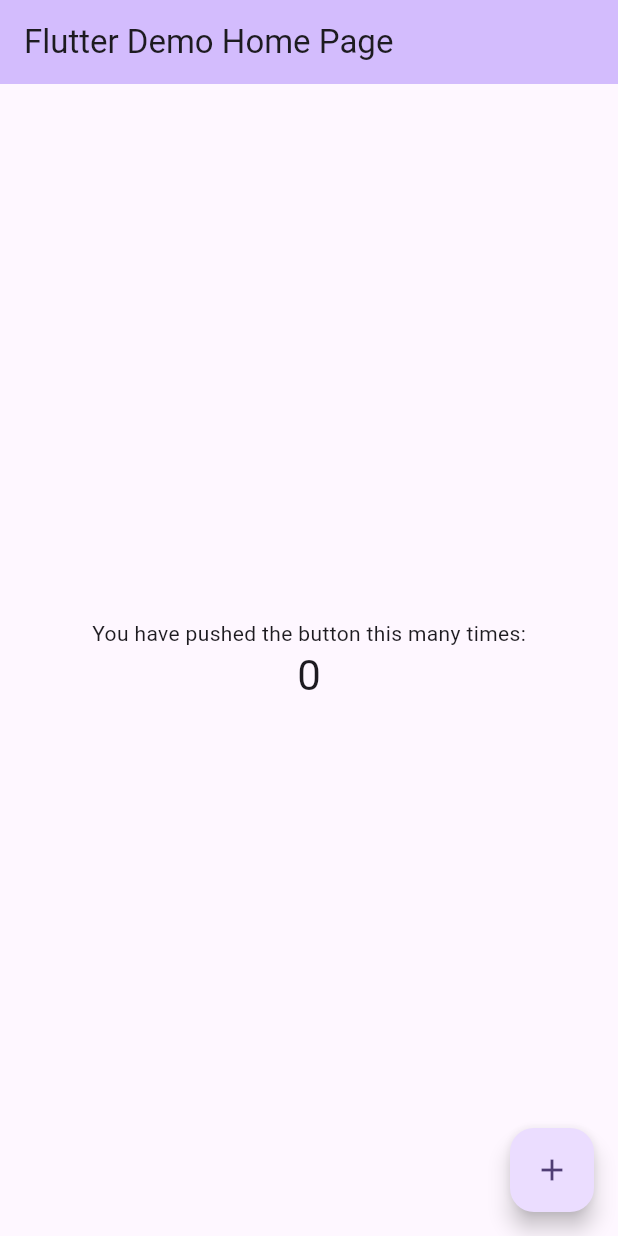
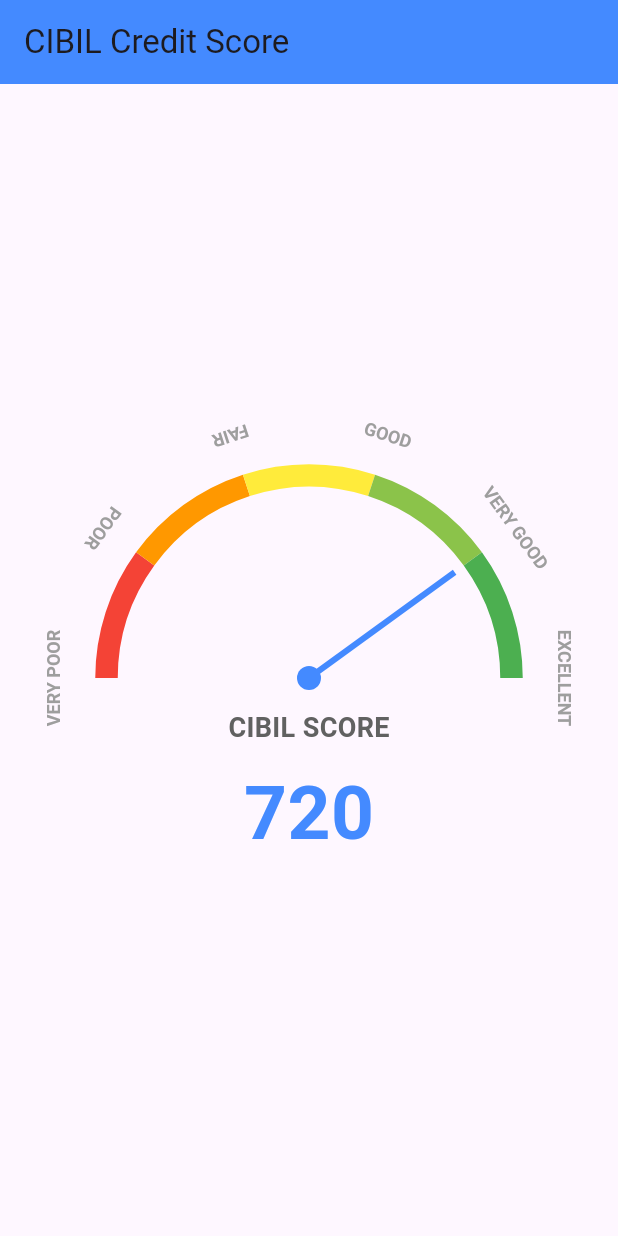
Before and after one commit to ChandraChaan/money_track, a Flutter app: the screen it shows after launch, on a phone screen of 412 x 824 dp. Run offline on Flutter 3.47's test engine with Material 3 defaults, Android fonts, the phone set to English and light mode, and no system bars.

Commit message:
text alignment

```diff
--- a/lib/main.dart
+++ b/lib/main.dart
@@ -1,125 +1,200 @@
 import 'package:flutter/material.dart';
+import 'dart:math';
 
 void main() {
-  runApp(const MyApp());
+  runApp(CreditScoreApp());
 }
 
-class MyApp extends StatelessWidget {
-  const MyApp({super.key});
-
-  // This widget is the root of your application.
+class CreditScoreApp extends StatelessWidget {
   @override
   Widget build(BuildContext context) {
     return MaterialApp(
-      title: 'Flutter Demo',
-      theme: ThemeData(
-        // This is the theme of your application.
-        //
-        // TRY THIS: Try running your application with "flutter run". You'll see
-        // the application has a purple toolbar. Then, without quitting the app,
-        // try changing the seedColor in the colorScheme below to Colors.green
-        // and then invoke "hot reload" (save your changes or press the "hot
-        // reload" button in a Flutter-supported IDE, or press "r" if you used
-        // the command line to start the app).
-        //
-        // Notice that the counter didn't reset back to zero; the application
-        // state is not lost during the reload. To reset the state, use hot
-        // restart instead.
-        //
-        // This works for code too, not just values: Most code changes can be
-        // tested with just a hot reload.
-        colorScheme: ColorScheme.fromSeed(seedColor: Colors.deepPurple),
-        useMaterial3: true,
-      ),
-      home: const MyHomePage(title: 'Flutter Demo Home Page'),
+      debugShowCheckedModeBanner: false,
+      home: CreditScoreScreen(),
     );
   }
 }
 
-class MyHomePage extends StatefulWidget {
-  const MyHomePage({super.key, required this.title});
+class CreditScoreScreen extends StatefulWidget {
+  @override
+  _CreditScoreScreenState createState() => _CreditScoreScreenState();
+}
 
-  // This widget is the home page of your application. It is stateful, meaning
-  // that it has a State object (defined below) that contains fields that affect
-  // how it looks.
-
-  // This class is the configuration for the state. It holds the values (in this
-  // case the title) provided by the parent (in this case the App widget) and
-  // used by the build method of the State. Fields in a Widget subclass are
-  // always marked "final".
-
-  final String title;
+class _CreditScoreScreenState extends State<CreditScoreScreen>
+    with SingleTickerProviderStateMixin {
+  double _currentValue = 300;
 
   @override
-  State<MyHomePage> createState() => _MyHomePageState();
-}
-
-class _MyHomePageState extends State<MyHomePage> {
-  int _counter = 0;
-
-  void _incrementCounter() {
-    setState(() {
-      // This call to setState tells the Flutter framework that something has
-      // changed in this State, which causes it to rerun the build method below
-      // so that the display can reflect the updated values. If we changed
-      // _counter without calling setState(), then the build method would not be
-      // called again, and so nothing would appear to happen.
-      _counter++;
+  void initState() {
+    super.initState();
+    // Simulate smooth transition to a target score (e.g., 720)
+    Future.delayed(const Duration(seconds: 1), () {
+      setState(() {
+        _currentValue = 720;
+      });
     });
   }
 
   @override
   Widget build(BuildContext context) {
-    // This method is rerun every time setState is called, for instance as done
-    // by the _incrementCounter method above.
-    //
-    // The Flutter framework has been optimized to make rerunning build methods
-    // fast, so that you can just rebuild anything that needs updating rather
-    // than having to individually change instances of widgets.
     return Scaffold(
       appBar: AppBar(
-        // TRY THIS: Try changing the color here to a specific color (to
-        // Colors.amber, perhaps?) and trigger a hot reload to see the AppBar
-        // change color while the other colors stay the same.
-        backgroundColor: Theme.of(context).colorScheme.inversePrimary,
-        // Here we take the value from the MyHomePage object that was created by
-        // the App.build method, and use it to set our appbar title.
-        title: Text(widget.title),
+        title: const Text('CIBIL Credit Score'),
+        backgroundColor: Colors.blueAccent,
       ),
       body: Center(
-        // Center is a layout widget. It takes a single child and positions it
-        // in the middle of the parent.
-        child: Column(
-          // Column is also a layout widget. It takes a list of children and
-          // arranges them vertically. By default, it sizes itself to fit its
-          // children horizontally, and tries to be as tall as its parent.
-          //
-          // Column has various properties to control how it sizes itself and
-          // how it positions its children. Here we use mainAxisAlignment to
-          // center the children vertically; the main axis here is the vertical
-          // axis because Columns are vertical (the cross axis would be
-          // horizontal).
-          //
-          // TRY THIS: Invoke "debug painting" (choose the "Toggle Debug Paint"
-          // action in the IDE, or press "p" in the console), to see the
-          // wireframe for each widget.
-          mainAxisAlignment: MainAxisAlignment.center,
-          children: <Widget>[
-            const Text(
-              'You have pushed the button this many times:',
-            ),
-            Text(
-              '$_counter',
-              style: Theme.of(context).textTheme.headlineMedium,
-            ),
-          ],
+        child: CreditScoreIndicator(
+          score: _currentValue,
         ),
       ),
-      floatingActionButton: FloatingActionButton(
-        onPressed: _incrementCounter,
-        tooltip: 'Increment',
-        child: const Icon(Icons.add),
-      ), // This trailing comma makes auto-formatting nicer for build methods.
     );
   }
 }
+
+class CreditScoreIndicator extends StatelessWidget {
+  final double score;
+
+  CreditScoreIndicator({required this.score});
+
+  @override
+  Widget build(BuildContext context) {
+    return Column(
+      mainAxisAlignment: MainAxisAlignment.center,
+      children: [
+        CustomPaint(
+          size: const Size(300, 150),
+          painter: CreditScorePainter(score),
+        ),
+        const SizedBox(height: 20),
+        Text(
+          'CIBIL SCORE',
+          style: TextStyle(
+            fontSize: 18,
+            fontWeight: FontWeight.bold,
+            color: Colors.grey[700],
+          ),
+        ),
+        const SizedBox(height: 8),
+        Text(
+          score.toInt().toString(),
+          style: const TextStyle(
+            fontSize: 50,
+            fontWeight: FontWeight.bold,
+            color: Colors.blueAccent,
+          ),
+        ),
+      ],
+    );
+  }
+}
+
+class CreditScorePainter extends CustomPainter {
+  final double score;
+
+  CreditScorePainter(this.score);
+
+  @override
+  void paint(Canvas canvas, Size size) {
+    final center = Offset(size.width / 2, size.height);
+    final radius = size.height;
+
+    // Draw gauge arc
+    final colors = [
+      Colors.red,
+      Colors.orange,
+      Colors.yellow,
+      Colors.lightGreen,
+      Colors.green,
+    ];
+    final paint = Paint()
+      ..style = PaintingStyle.stroke
+      ..strokeWidth = 15;
+
+    double startAngle = pi; // Start from the left
+    const sweepAngle = pi / 5; // Divide into five sections
+
+    for (var color in colors) {
+      paint.color = color;
+      canvas.drawArc(
+        Rect.fromCircle(center: center, radius: radius - 15),
+        startAngle,
+        sweepAngle,
+        false,
+        paint,
+      );
+      startAngle += sweepAngle;
+    }
+
+    // Draw the needle
+    final needlePaint = Paint()
+      ..color = Colors.blueAccent
+      ..strokeWidth = 4;
+
+    final needleAngle = pi + (score / 900) * pi;
+    final needleEnd = Offset(
+      center.dx + (radius - 30) * cos(needleAngle),
+      center.dy + (radius - 30) * sin(needleAngle),
+    );
+
+    canvas.drawLine(center, needleEnd, needlePaint);
+
+    // Draw the knob
+    canvas.drawCircle(center, 8, Paint()..color = Colors.blueAccent);
+
+    // Draw text labels above the gauge
+    _drawTextLabelsAbove(canvas, size, center, radius);
+  }
+
+  void _drawTextLabelsAbove(Canvas canvas, Size size, Offset center, double radius) {
+    final labels = ["VERY POOR", "POOR", "FAIR", "GOOD", "VERY GOOD", "EXCELLENT"];
+    final totalAngle = pi; // Total arc angle
+    final labelAngle = totalAngle / (labels.length - 1);
+    final labelRadius = radius + 20; // Move labels slightly outside the arc
+
+    for (int i = 0; i < labels.length; i++) {
+      final angle = pi + (i * labelAngle); // Calculate angle for each label
+      final x = center.dx + labelRadius * cos(angle);
+      final y = center.dy + labelRadius * sin(angle);
+
+      final textPainter = TextPainter(
+        text: TextSpan(
+          text: labels[i],
+          style: const TextStyle(
+            fontSize: 12,
+            fontWeight: FontWeight.bold,
+            color: Colors.grey,
+          ),
+        ),
+        textAlign: TextAlign.center,
+        textDirection: TextDirection.ltr,
+      );
+
+      textPainter.layout();
+
+      // Offset for proper label placement
+      final offsetX = x - textPainter.width / 2;
+      final offsetY = y - textPainter.height / 2;
+
+      canvas.save();
+      // Translate to the position of the label
+      canvas.translate(offsetX + textPainter.width / 2, offsetY + textPainter.height / 2);
+
+      // Adjust rotation for readable text
+      if (angle > pi && angle <= pi * 1.5) {
+        // Right side (GOOD, VERY GOOD, EXCELLENT)
+        canvas.rotate(angle - pi / 2);
+      } else {
+        // Left side (VERY POOR, POOR, FAIR)
+        canvas.rotate(angle - pi / 2 + pi);
+      }
+
+      // Center the text painter after rotation
+      canvas.translate(-textPainter.width / 2, -textPainter.height / 2);
+      textPainter.paint(canvas, Offset.zero);
+      canvas.restore();
+    }
+  }
+
+  @override
+  bool shouldRepaint(CustomPainter oldDelegate) => true;
+}
```
Also changed, not shown: pubspec.lock.
